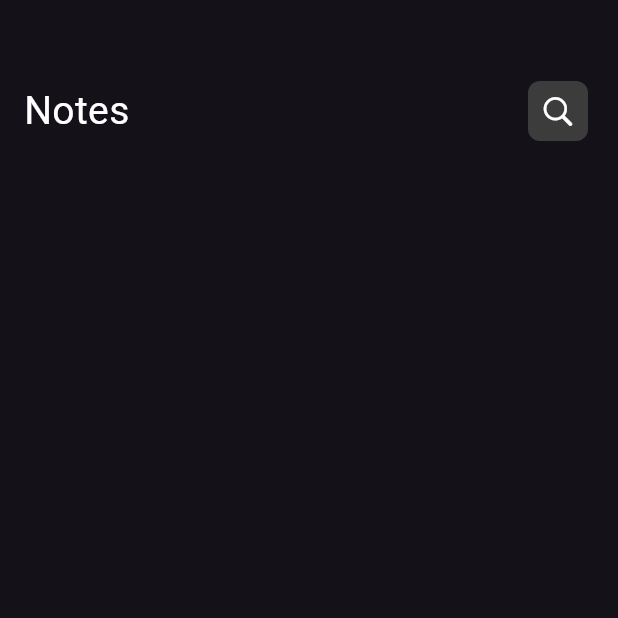
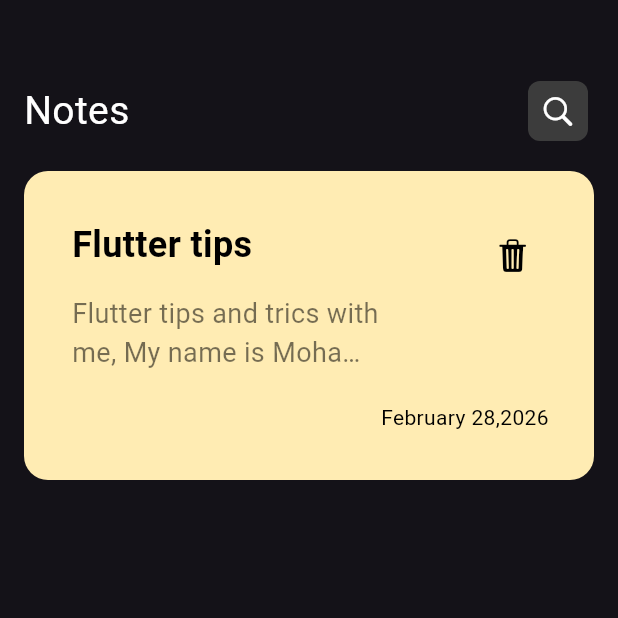
Before and after one commit to mohamedbasiouny0/NotesApp, a Flutter app: the screen it shows after launch, on a phone screen of 412 x 824 dp, the top half of it. Run offline on Flutter 3.47's test engine with Material 3 defaults, Android fonts, the phone set to English and light mode, and no system bars; our stand-ins replace gap.

Commit message:
Add NoteItem widget and update HomeView layout; include intl package

```diff
--- a/lib/features/home/views/home_view.dart
+++ b/lib/features/home/views/home_view.dart
@@ -2,13 +2,14 @@
 import 'package:flutter/material.dart';
 import 'package:gap/gap.dart';
 import 'package:test1/features/home/widgets/custom_app_bar.dart';
-import 'package:test1/shared/widgets/custom_text.dart';
+import 'package:test1/features/home/widgets/note_item.dart';
 
 class HomeView extends StatelessWidget {
-  const HomeView({super.key});
+  HomeView({super.key});
 
   @override
   Widget build(BuildContext context) {
+
     return Scaffold(
       body: Padding(
         padding: const EdgeInsets.symmetric(horizontal: 16),
@@ -16,6 +17,8 @@
           children: [
             Gap(50),
             CustomAppBar(onPressed: () {}),
+            Gap(16),
+            NoteItem(),
           ],
         ),
       ),
--- /dev/null
+++ b/lib/features/home/widgets/note_item.dart
@@ -0,0 +1,69 @@
+import 'package:flutter/cupertino.dart';
+import 'package:flutter/material.dart';
+import 'package:gap/gap.dart';
+import 'package:intl/intl.dart';
+import 'package:test1/shared/widgets/custom_text.dart';
+
+class NoteItem extends StatelessWidget {
+  const NoteItem({super.key});
+
+  @override
+  Widget build(BuildContext context) {
+    final now = DateTime.now();
+    final formattedDate = DateFormat('MMMM d,yyyy').format(now);
+
+    return Container(
+      padding: .all(32),
+      width: MediaQuery.of(context).size.width,
+      height: MediaQuery.of(context).size.width * .5,
+      decoration: BoxDecoration(
+        color: Colors.amber.shade100,
+        borderRadius: .circular(16),
+      ),
+      child: Row(
+        mainAxisAlignment: .spaceBetween,
+        children: [
+          Column(
+            crossAxisAlignment: .start,
+            children: [
+              CustomText(
+                text: 'Flutter tips',
+                color: Colors.black,
+                fontWeight: .w600,
+                fontSize: 24,
+              ),
+              Gap(16),
+              SizedBox(
+                width: MediaQuery.of(context).size.width * .5,
+                child: CustomText(
+                  text:
+                      'Flutter tips and trics with me, My name is Mohamed Basiouny i\'m a Flutter developer',
+                  color: Colors.black54,
+                  fontWeight: .w400,
+                  fontSize: 18,
+                ),
+              ),
+            ],
+          ),
+
+          Column(
+            mainAxisAlignment: .spaceBetween,
+            crossAxisAlignment: .end,
+            children: [
+              IconButton(
+                enableFeedback: false,
+                onPressed: () {},
+                icon: Icon(CupertinoIcons.trash_fill),
+                style: IconButton.styleFrom(
+                  foregroundColor: Colors.black,
+                  overlayColor: Colors.amber.shade100,
+                ),
+              ),
+              CustomText(text: formattedDate, color: Colors.black),
+            ],
+          ),
+        ],
+      ),
+    );
+  }
+}
--- a/pubspec.yaml
+++ b/pubspec.yaml
@@ -35,6 +35,7 @@
   # Use with the CupertinoIcons class for iOS style icons.
   cupertino_icons: ^1.0.8
   gap: ^3.0.1
+  intl: ^0.19.0
 
 dev_dependencies:
   flutter_test:
```
Also changed, not shown: pubspec.lock.
